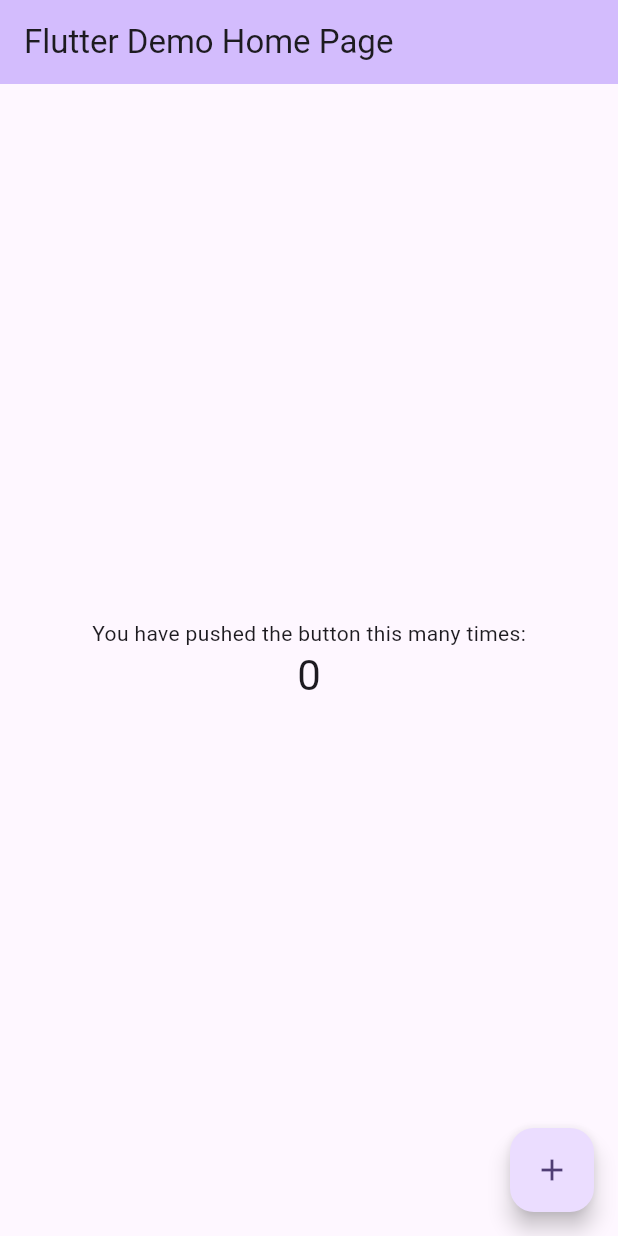
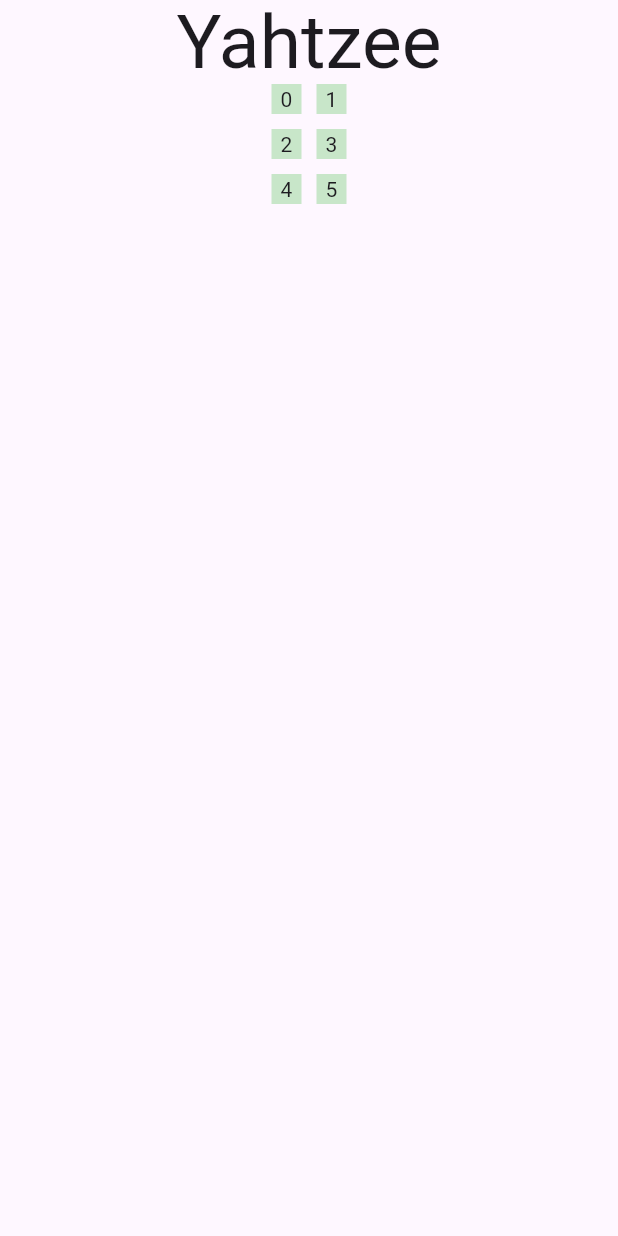
Before and after one commit to Ce1Y/flutter_HW3, a Flutter app: the screen it shows after launch, on a phone screen of 412 x 824 dp. Run offline on Flutter 3.47's test engine with Material 3 defaults, Android fonts, the phone set to English and light mode, and no system bars.

Commit message:
gridview fundamental setup

```diff
--- a/flutter_hw3/lib/main.dart
+++ b/flutter_hw3/lib/main.dart
@@ -1,4 +1,6 @@
 import 'package:flutter/material.dart';
+import 'package:flutter_hw3/scoreBlock.dart';
+import 'package:flutter_hw3/scoreBlock_tile.dart';
 
 void main() {
   runApp(const MyApp());
@@ -10,116 +12,67 @@
   // This widget is the root of your application.
   @override
   Widget build(BuildContext context) {
-    return MaterialApp(
+    return const MaterialApp(
       title: 'Flutter Demo',
-      theme: ThemeData(
-        // This is the theme of your application.
-        //
-        // TRY THIS: Try running your application with "flutter run". You'll see
-        // the application has a purple toolbar. Then, without quitting the app,
-        // try changing the seedColor in the colorScheme below to Colors.green
-        // and then invoke "hot reload" (save your changes or press the "hot
-        // reload" button in a Flutter-supported IDE, or press "r" if you used
-        // the command line to start the app).
-        //
-        // Notice that the counter didn't reset back to zero; the application
-        // state is not lost during the reload. To reset the state, use hot
-        // restart instead.
-        //
-        // This works for code too, not just values: Most code changes can be
-        // tested with just a hot reload.
-        colorScheme: ColorScheme.fromSeed(seedColor: Colors.deepPurple),
-        useMaterial3: true,
-      ),
-      home: const MyHomePage(title: 'Flutter Demo Home Page'),
+      home: MyHomePage(),
     );
   }
 }
 
 class MyHomePage extends StatefulWidget {
-  const MyHomePage({super.key, required this.title});
-
-  // This widget is the home page of your application. It is stateful, meaning
-  // that it has a State object (defined below) that contains fields that affect
-  // how it looks.
-
-  // This class is the configuration for the state. It holds the values (in this
-  // case the title) provided by the parent (in this case the App widget) and
-  // used by the build method of the State. Fields in a Widget subclass are
-  // always marked "final".
-
-  final String title;
+  const MyHomePage({super.key});
 
   @override
   State<MyHomePage> createState() => _MyHomePageState();
 }
 
 class _MyHomePageState extends State<MyHomePage> {
-  int _counter = 0;
-
-  void _incrementCounter() {
-    setState(() {
-      // This call to setState tells the Flutter framework that something has
-      // changed in this State, which causes it to rerun the build method below
-      // so that the display can reflect the updated values. If we changed
-      // _counter without calling setState(), then the build method would not be
-      // called again, and so nothing would appear to happen.
-      _counter++;
-    });
-  }
+  List<ScoreBlock> scoreBlocks = [
+    ScoreBlock(score: 0),
+    ScoreBlock(score: 1),
+    ScoreBlock(score: 2),
+    ScoreBlock(score: 3),
+    ScoreBlock(score: 4),
+    ScoreBlock(score: 5),
+  ];
 
   @override
   Widget build(BuildContext context) {
-    // This method is rerun every time setState is called, for instance as done
-    // by the _incrementCounter method above.
-    //
-    // The Flutter framework has been optimized to make rerunning build methods
-    // fast, so that you can just rebuild anything that needs updating rather
-    // than having to individually change instances of widgets.
     return Scaffold(
       appBar: AppBar(
-        // TRY THIS: Try changing the color here to a specific color (to
-        // Colors.amber, perhaps?) and trigger a hot reload to see the AppBar
-        // change color while the other colors stay the same.
-        backgroundColor: Theme.of(context).colorScheme.inversePrimary,
-        // Here we take the value from the MyHomePage object that was created by
-        // the App.build method, and use it to set our appbar title.
-        title: Text(widget.title),
+        title: const Center(
+          child: Text(
+            "Yahtzee",
+            style: TextStyle(
+              fontSize: 50,
+            ),
+          ),
+        ),
       ),
       body: Center(
-        // Center is a layout widget. It takes a single child and positions it
-        // in the middle of the parent.
         child: Column(
-          // Column is also a layout widget. It takes a list of children and
-          // arranges them vertically. By default, it sizes itself to fit its
-          // children horizontally, and tries to be as tall as its parent.
-          //
-          // Column has various properties to control how it sizes itself and
-          // how it positions its children. Here we use mainAxisAlignment to
-          // center the children vertically; the main axis here is the vertical
-          // axis because Columns are vertical (the cross axis would be
-          // horizontal).
-          //
-          // TRY THIS: Invoke "debug painting" (choose the "Toggle Debug Paint"
-          // action in the IDE, or press "p" in the console), to see the
-          // wireframe for each widget.
-          mainAxisAlignment: MainAxisAlignment.center,
-          children: <Widget>[
-            const Text(
-              'You have pushed the button this many times:',
-            ),
-            Text(
-              '$_counter',
-              style: Theme.of(context).textTheme.headlineMedium,
-            ),
+          // mainAxisSize: MainAxisSize.min,
+          children: [
+            Container(
+              width: 50,
+              height: 100,
+              child: GridView.builder(
+                  physics: const NeverScrollableScrollPhysics(),
+                  shrinkWrap: true,
+                  itemCount: scoreBlocks.length,
+                  gridDelegate: const SliverGridDelegateWithFixedCrossAxisCount(
+                    crossAxisCount: 2,
+                    mainAxisSpacing: 10,
+                    crossAxisSpacing: 10,
+                    childAspectRatio: 1 / 1,
+                  ),
+                  itemBuilder: (context, index) {
+                    return ScoreBlockTile(scoreBlock: scoreBlocks[index]);
+                  }),
+            )
           ],
         ),
       ),
-      floatingActionButton: FloatingActionButton(
-        onPressed: _incrementCounter,
-        tooltip: 'Increment',
-        child: const Icon(Icons.add),
-      ), // This trailing comma makes auto-formatting nicer for build methods.
     );
   }
 }
--- /dev/null
+++ b/flutter_hw3/lib/scoreBlock.dart
@@ -0,0 +1,9 @@
+class ScoreBlock {
+  ScoreBlock({required this.score});
+
+  final int score;
+
+  String getScore() {
+    return score.toString();
+  }
+}
--- /dev/null
+++ b/flutter_hw3/lib/scoreBlock_tile.dart
@@ -0,0 +1,36 @@
+import 'package:flutter/material.dart';
+import 'package:flutter_hw3/scoreBlock.dart';
+
+class ScoreBlockTile extends StatefulWidget {
+  ScoreBlockTile({super.key, required this.scoreBlock});
+
+  final ScoreBlock scoreBlock;
+
+  @override
+  State<ScoreBlockTile> createState() => _ScoreBlockTile();
+}
+
+class _ScoreBlockTile extends State<ScoreBlockTile> {
+  bool _isClicked = false;
+
+  @override
+  Widget build(BuildContext context) {
+    return GestureDetector(
+      onTap: () {
+        setState(() {
+          _isClicked = !_isClicked;
+        });
+      },
+      child: Container(
+        alignment: Alignment.center,
+        width: 30,
+        height: 30,
+        color: _isClicked ? Colors.green[400] : Colors.green[100],
+        child: Text(
+          widget.scoreBlock.getScore(),
+          // scoreBlock.getScore(),
+        ),
+      ),
+    );
+  }
+}
```
